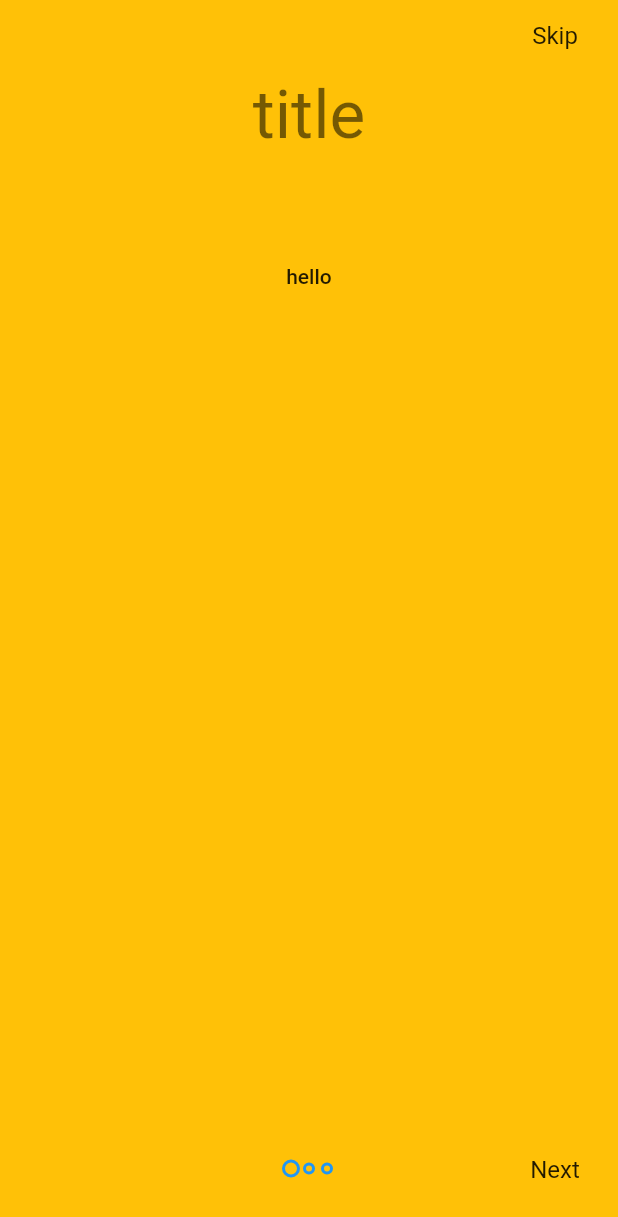
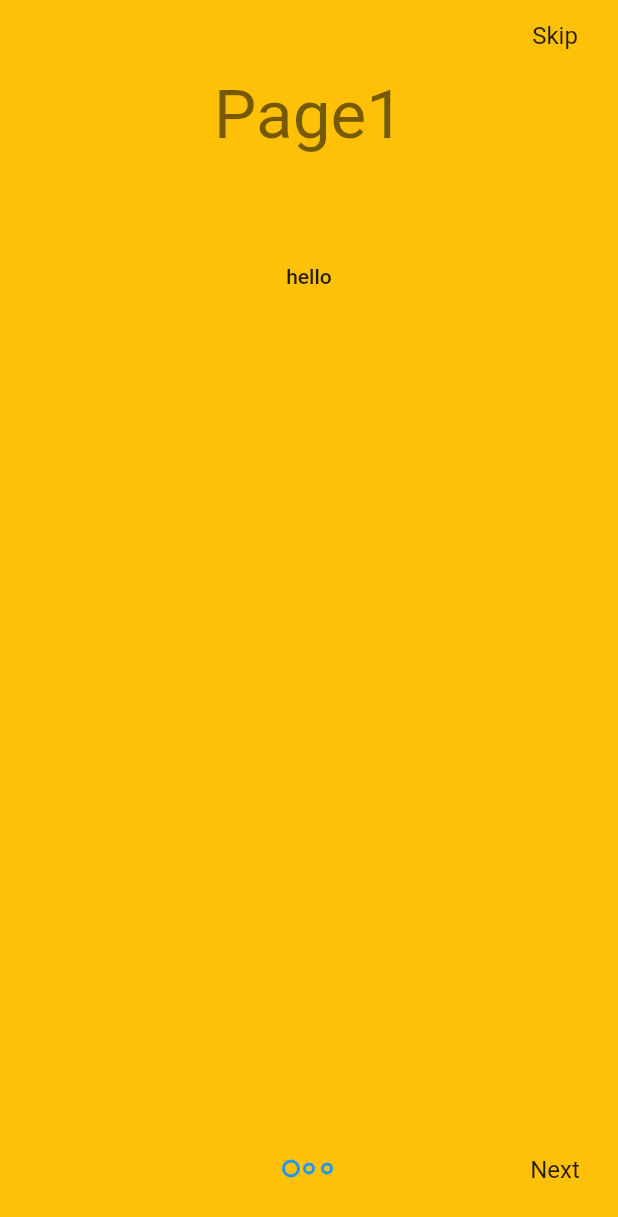
Before and after one commit to Iconica-Development/flutter_introduction_widget, a Flutter app: the screen it shows after launch, on a phone screen of 412 x 824 dp. Shown: the top 1217 px of the screen. Run offline on Flutter 3.47's test engine with Material 2 defaults, Android fonts, the phone set to English and light mode, and no system bars; our stand-ins replace rive; missing offline and left inert: decorated_icon.

```diff
--- a/example/lib/main.dart
+++ b/example/lib/main.dart
@@ -1,4 +1,3 @@
-import 'package:flutter/foundation.dart';
 import 'package:flutter/material.dart';
 import 'package:flutter_introduction_widget/flutter_introduction_widget.dart';
 
@@ -21,22 +20,13 @@ class FlutterIntroductionDemo extends StatelessWidget {
             showFinishButton: true,
           ),
           onComplete: () {
-            if (kDebugMode) {
-              print('done!');
-            }
+            debugPrint('done!');
           },
           pages: [
-            IntroductionPage(title: 'title', text: 'hello'),
-            IntroductionPage(text: 'hello'),
-            IntroductionPage(text: 'hello'),
+            IntroductionPage(title: 'Page1', text: 'hello'),
+            IntroductionPage(title: 'Page2', text: 'world'),
+            IntroductionPage(title: 'Page3', text: 'text'),
           ],
-          child: Container(
-            child: const Center(
-              child: Text(
-                'child',
-              ),
-            ),
-          ),
         ),
       ),
     );
--- a/pubspec.yaml
+++ b/pubspec.yaml
@@ -1,10 +1,10 @@
 name: flutter_introduction_widget
-description: A standard flutter package.
-version: 0.0.1
+description: Flutter Introduction Widget for showing a list of introduction pages on a single scrollable page or horizontal pageview
+version: 0.0.2
 homepage: https://github.com/Iconica-Development/flutter_introduction_widget
 
 environment:
-  sdk: '>=2.18.0 <3.0.0'
+  sdk: ">=2.18.0 <3.0.0"
   flutter: ">=1.17.0"
 
 dependencies:
```
Also changed, not shown: 1 other file.
